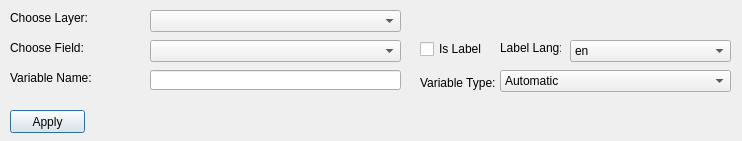
First picture: the form in dialogs/ui/varinputdialog.ui, repository sparqlunicorn/sparqlunicornGoesGIS, before the edit.
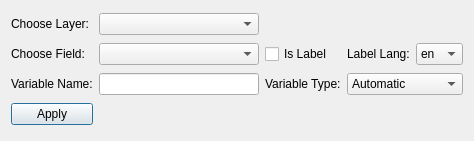
Second picture: the form after the edit.

Patch:
```diff
--- a/dialogs/ui/varinputdialog.ui
+++ b/dialogs/ui/varinputdialog.ui
@@ -6,183 +6,50 @@
    <rect>
     <x>0</x>
     <y>0</y>
-    <width>742</width>
+    <width>474</width>
     <height>141</height>
    </rect>
   </property>
   <property name="windowTitle">
    <string>Dialog</string>
   </property>
-  <widget class="QComboBox" name="chooseLayer">
-   <property name="geometry">
-    <rect>
-     <x>150</x>
-     <y>10</y>
-     <width>251</width>
-     <height>22</height>
-    </rect>
-   </property>
-  </widget>
+  <layout class="QGridLayout" name="gridLayout">
+   <item row="1" column="0">
   <widget class="QLabel" name="fieldLabel">
-   <property name="geometry">
-    <rect>
-     <x>10</x>
-     <y>40</y>
-     <width>91</width>
-     <height>16</height>
-    </rect>
-   </property>
    <property name="text">
     <string>Choose Field:</string>
    </property>
   </widget>
-  <widget class="QComboBox" name="chooseField">
-   <property name="geometry">
-    <rect>
-     <x>150</x>
-     <y>40</y>
-     <width>251</width>
-     <height>22</height>
-    </rect>
-   </property>
-  </widget>
-  <widget class="QLabel" name="layerLabel">
-   <property name="geometry">
-    <rect>
-     <x>10</x>
-     <y>10</y>
-     <width>91</width>
-     <height>16</height>
-    </rect>
-   </property>
-   <property name="text">
-    <string>Choose Layer:</string>
-   </property>
-  </widget>
-  <widget class="QLabel" name="labelLangLabel">
-   <property name="geometry">
-    <rect>
-     <x>500</x>
-     <y>40</y>
-     <width>61</width>
-     <height>16</height>
-    </rect>
-   </property>
-   <property name="text">
-    <string>Label Lang:</string>
-   </property>
-  </widget>
-  <widget class="QLabel" name="varNameLabel">
-   <property name="geometry">
-    <rect>
-     <x>10</x>
-     <y>70</y>
-     <width>91</width>
-     <height>16</height>
-    </rect>
-   </property>
-   <property name="text">
-    <string>Variable Name:</string>
-   </property>
-  </widget>
-  <widget class="QLineEdit" name="varNameEdit">
-   <property name="geometry">
-    <rect>
-     <x>150</x>
-     <y>70</y>
-     <width>251</width>
-     <height>20</height>
-    </rect>
-   </property>
-  </widget>
-  <widget class="QLabel" name="varTypeLabel">
-   <property name="geometry">
-    <rect>
-     <x>420</x>
-     <y>75</y>
-     <width>91</width>
-     <height>16</height>
-    </rect>
-   </property>
-   <property name="text">
-    <string>Variable Type:</string>
-   </property>
-  </widget>
-  <widget class="QComboBox" name="varType">
-   <property name="geometry">
-    <rect>
-     <x>500</x>
-     <y>70</y>
-     <width>231</width>
-     <height>22</height>
-    </rect>
-   </property>
-   <item>
-    <property name="text">
-     <string>Automatic</string>
-    </property>
    </item>
-   <item>
-    <property name="text">
-     <string>String</string>
-    </property>
-   </item>
-   <item>
-    <property name="text">
-     <string>URI</string>
-    </property>
-   </item>
-   <item>
-    <property name="text">
-     <string>Double</string>
-    </property>
-   </item>
-   <item>
-    <property name="text">
-     <string>Integer</string>
-    </property>
-   </item>
-   <item>
-    <property name="text">
-     <string>Date</string>
-    </property>
-   </item>
-  </widget>
+   <item row="1" column="2">
   <widget class="QCheckBox" name="isLabelLabel">
-   <property name="geometry">
-    <rect>
-     <x>420</x>
-     <y>40</y>
-     <width>70</width>
-     <height>18</height>
-    </rect>
-   </property>
    <property name="text">
     <string>Is Label</string>
    </property>
   </widget>
+   </item>
+   <item row="0" column="1">
+    <widget class="QComboBox" name="chooseLayer"/>
+   </item>
+   <item row="6" column="0">
   <widget class="QPushButton" name="applyButton">
-   <property name="geometry">
-    <rect>
-     <x>10</x>
-     <y>110</y>
-     <width>75</width>
-     <height>23</height>
-    </rect>
-   </property>
    <property name="text">
     <string>Apply</string>
    </property>
   </widget>
+   </item>
+   <item row="0" column="0">
+    <widget class="QLabel" name="layerLabel">
+     <property name="text">
+      <string>Choose Layer:</string>
+     </property>
+    </widget>
+   </item>
+   <item row="1" column="1">
+    <widget class="QComboBox" name="chooseField"/>
+   </item>
+   <item row="1" column="4">
   <widget class="QComboBox" name="labelLang">
-   <property name="geometry">
-    <rect>
-     <x>570</x>
-     <y>40</y>
-     <width>161</width>
-     <height>22</height>
-    </rect>
-   </property>
    <item>
     <property name="text">
      <string>en</string>
@@ -1094,6 +961,66 @@
     </property>
    </item>
   </widget>
+   </item>
+   <item row="1" column="3">
+    <widget class="QLabel" name="labelLangLabel">
+     <property name="text">
+      <string>Label Lang:</string>
+     </property>
+    </widget>
+   </item>
+   <item row="2" column="0">
+    <widget class="QLabel" name="varNameLabel">
+     <property name="text">
+      <string>Variable Name:</string>
+     </property>
+    </widget>
+   </item>
+   <item row="2" column="1">
+    <widget class="QLineEdit" name="varNameEdit"/>
+   </item>
+   <item row="2" column="2">
+    <widget class="QLabel" name="varTypeLabel">
+     <property name="text">
+      <string>Variable Type:</string>
+     </property>
+    </widget>
+   </item>
+   <item row="2" column="3" colspan="2">
+    <widget class="QComboBox" name="varType">
+     <item>
+      <property name="text">
+       <string>Automatic</string>
+      </property>
+     </item>
+     <item>
+      <property name="text">
+       <string>String</string>
+      </property>
+     </item>
+     <item>
+      <property name="text">
+       <string>URI</string>
+      </property>
+     </item>
+     <item>
+      <property name="text">
+       <string>Double</string>
+      </property>
+     </item>
+     <item>
+      <property name="text">
+       <string>Integer</string>
+      </property>
+     </item>
+     <item>
+      <property name="text">
+       <string>Date</string>
+      </property>
+     </item>
+    </widget>
+   </item>
+  </layout>
  </widget>
  <resources/>
  <connections/>
```
Lines whose indentation alone changed are shown as unchanged.
